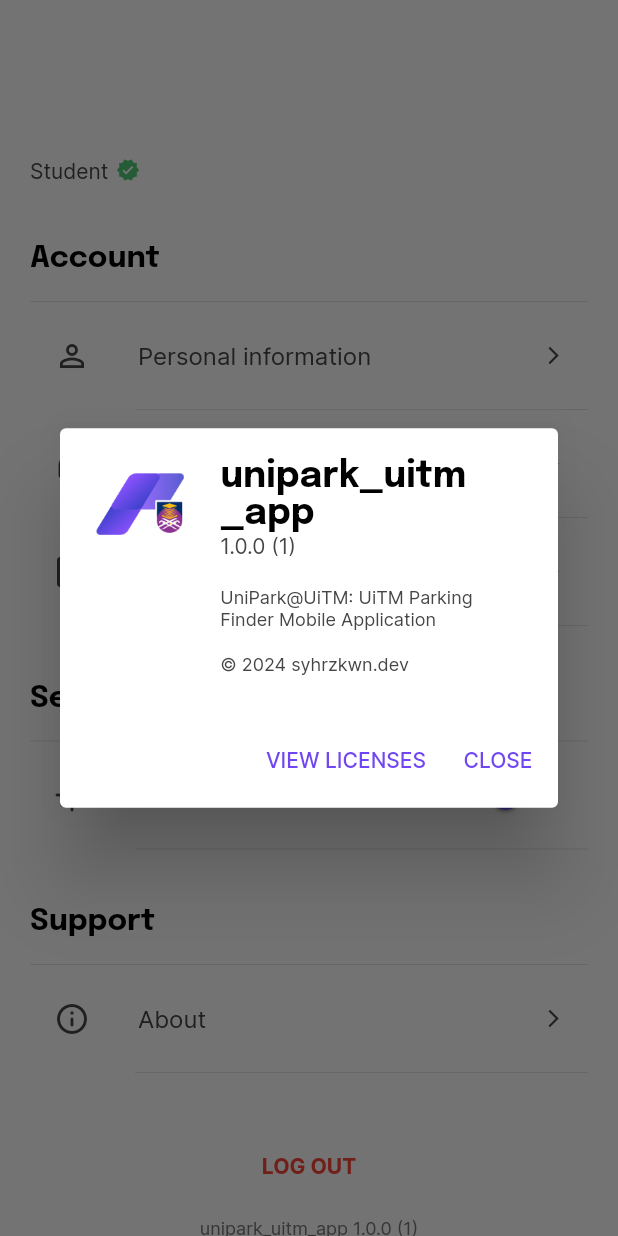
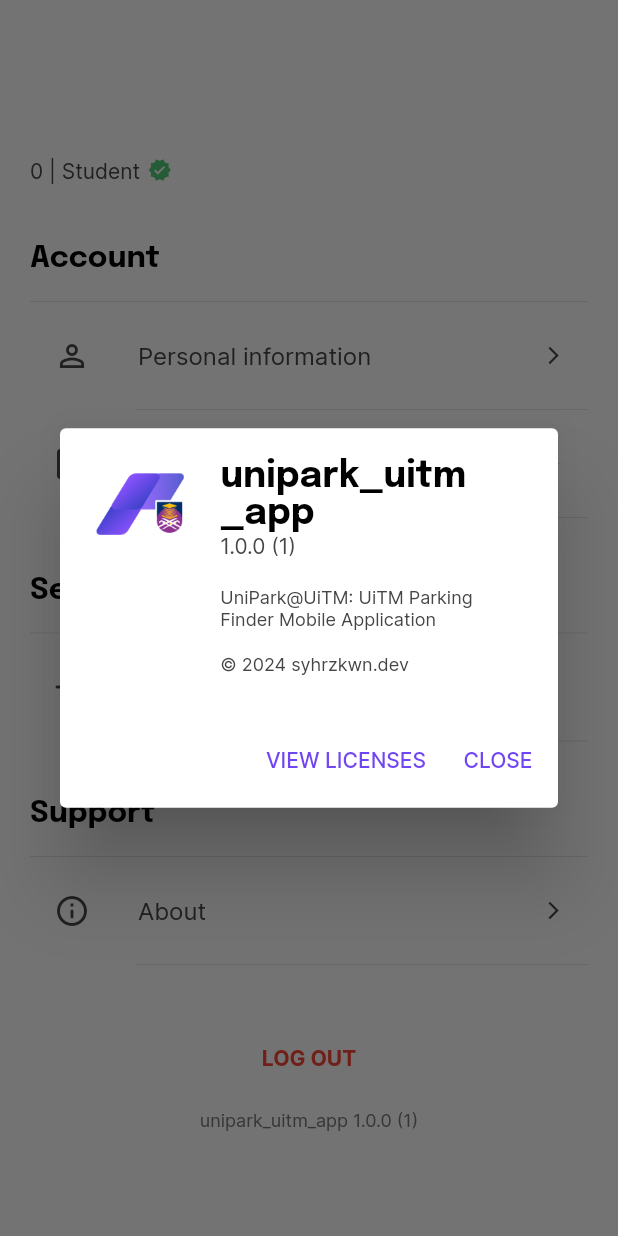
Before and after one commit to syhrzkwn/unipark-uitm-app, a Flutter app: the ProfilePage screen opened directly, after a tap on "Personal information", after a tap on "About", on a phone screen of 412 x 824 dp. Run offline on Flutter 3.47's test engine with Material 2 defaults, Android fonts, the phone set to English and light mode, and no system bars; our stand-ins replace cloud_firestore, connectivity_plus, firebase_auth, firebase_core, flutter_native_splash, gap and 7 more; missing offline and left inert: colorful_safe_area; accounts and stored records are empty.

Commit message:
Update UI and icon profile, auth and navigation menu pages

```diff
--- a/unipark_uitm_app/lib/src/features/profile/controllers/profile_controller.dart
+++ b/unipark_uitm_app/lib/src/features/profile/controllers/profile_controller.dart
@@ -19,8 +19,8 @@
 
   @override
   void onInit() {
+    initPackageInfo();
     super.onInit();
-    initPackageInfo();
   }
 
   // To get retrieve current apps information
--- a/unipark_uitm_app/lib/src/features/profile/pages/profile_page.dart
+++ b/unipark_uitm_app/lib/src/features/profile/pages/profile_page.dart
@@ -5,7 +5,6 @@
 import 'package:unipark_uitm_app/src/features/profile/controllers/profile_controller.dart';
 import 'package:unipark_uitm_app/src/features/profile/pages/profile_edit_page.dart';
 import 'package:unipark_uitm_app/src/features/rfid/pages/rfid_page.dart';
-import 'package:unipark_uitm_app/src/features/vehicle/pages/vehicles_page.dart';
 import 'package:unipark_uitm_app/src/utils/constants/colors.dart';
 import 'package:unipark_uitm_app/src/utils/constants/sizes.dart';
 import 'package:unipark_uitm_app/src/utils/constants/images.dart';
@@ -35,12 +34,14 @@
                 const Gap(50.0),
                 Obx(() => Text(userController.user.value.name, style: Theme.of(context).textTheme.headlineSmall)),
                 const Gap(10.0),
-                const Row(
-                  children: [
-                    Text('Student'),
-                    Gap(5.0),
-                    Icon(Icons.verified, size: 16.0, color: activeGreenText,)
-                  ],
+                Obx(
+                  () => Row(
+                    children: [
+                      Text('${userController.user.value.studentId} | Student'),
+                      const Gap(5.0),
+                      const Icon(Icons.verified, size: 16.0, color: activeGreenText,)
+                    ],
+                  ),
                 ),
                 const Gap(40.0),
                 Text('Account', style: TextStyle(fontFamily: 'Epilogue', fontSize: 20.0, fontWeight: FontWeight.bold, color: dark ? whiteColor : blackColor)),
@@ -51,13 +52,6 @@
                   title: const Text('Personal information'),
                   trailing: Icon(Icons.arrow_forward_ios_outlined, size: 14.0, color: dark ? whiteColor : textColor1),
                   onTap: () {Get.to(() => const ProfileEditPage());},
-                ),
-                const Divider(color: borderColor, indent: 70.0),
-                ListTile(
-                  leading: Icon(Icons.directions_car_filled_outlined, color: dark ? whiteColor : textColor1),
-                  title: const Text('My vehicles'),
-                  trailing: Icon(Icons.arrow_forward_ios_outlined, size: 14.0, color: dark ? whiteColor : textColor1),
-                  onTap: () {Get.to(() => const VehiclesPage());},
                 ),
                 const Divider(color: borderColor, indent: 70.0),
                 ListTile(
```
Also changed, not shown: unipark_uitm_app/lib/src/features/authentication/pages/re_signin_page.dart (+10 -8 lines), unipark_uitm_app/lib/src/features/core/pages/navigation_menu.dart (+5 -3 lines), unipark_uitm_app/lib/src/features/profile/pages/update_name_page.dart (+10 -8 lines), unipark_uitm_app/lib/src/features/profile/pages/update_phone_page.dart (+10 -8 lines), unipark_uitm_app/lib/src/features/profile/pages/update_studentid_page.dart (+10 -8 lines).
